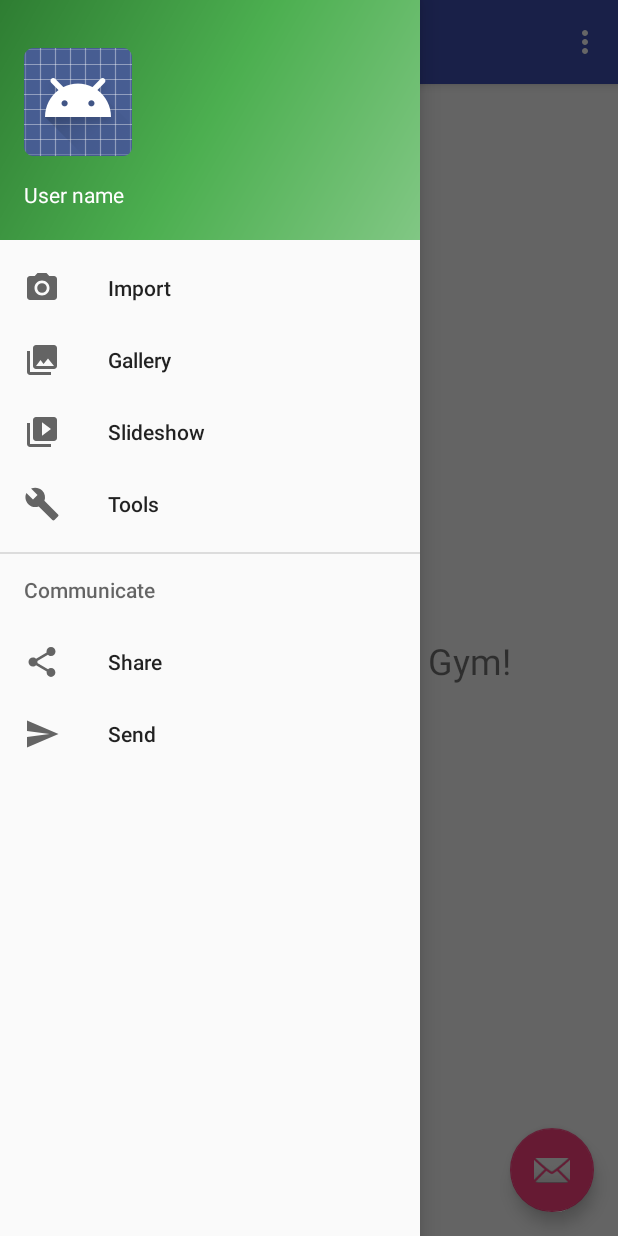
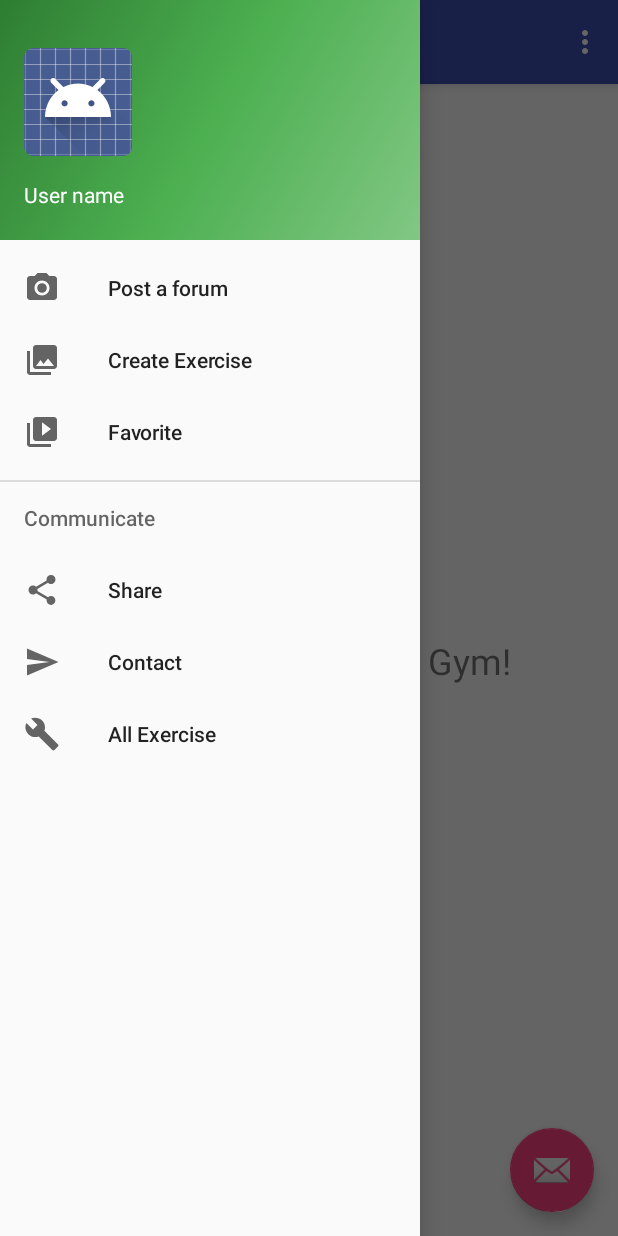
Before and after one commit to LuBrian/VirtualGym, an Android app: the screen it shows after launch (MainActivity), with the side drawer open, on a phone screen of 412 x 824 dp. Run offline under Robolectric (Android 15) with nearby library versions, the phone set to English and light mode, and no system bars.

Commit message:
action bar updated

```diff
--- a/VirtualGym/app/src/main/res/menu/activity_main_drawer.xml
+++ b/VirtualGym/app/src/main/res/menu/activity_main_drawer.xml
@@ -1,23 +1,20 @@
 <?xml version="1.0" encoding="utf-8"?>
-<menu xmlns:android="http://schemas.android.com/apk/res/android">
+<menu xmlns:app="http://schemas.android.com/apk/res-auto"
+    xmlns:android="http://schemas.android.com/apk/res/android">
 
     <group android:checkableBehavior="single">
         <item
             android:id="@+id/nav_camera"
             android:icon="@drawable/ic_menu_camera"
-            android:title="Import" />
+            android:title="Post a forum" />
         <item
             android:id="@+id/nav_gallery"
             android:icon="@drawable/ic_menu_gallery"
-            android:title="Gallery" />
+            android:title="Create Exercise" />
         <item
             android:id="@+id/nav_slideshow"
             android:icon="@drawable/ic_menu_slideshow"
-            android:title="Slideshow" />
-        <item
-            android:id="@+id/nav_manage"
-            android:icon="@drawable/ic_menu_manage"
-            android:title="Tools" />
+            android:title="Favorite" />
     </group>
 
     <item android:title="Communicate">
@@ -29,8 +26,12 @@
             <item
                 android:id="@+id/nav_send"
                 android:icon="@drawable/ic_menu_send"
-                android:title="Send" />
+                android:title="Contact" />
         </menu>
     </item>
+    <item
+        android:id="@+id/nav_manage"
+        android:icon="@drawable/ic_menu_manage"
+        android:title="All Exercise" />
 
 </menu>
--- a/VirtualGym/app/src/main/res/menu/main.xml
+++ b/VirtualGym/app/src/main/res/menu/main.xml
@@ -4,6 +4,6 @@
     <item
         android:id="@+id/action_settings"
         android:orderInCategory="100"
-        android:title="@string/action_settings"
+        android:title="@string/action_Search"
         app:showAsAction="never" />
 </menu>
--- a/VirtualGym/app/src/main/res/values/strings.xml
+++ b/VirtualGym/app/src/main/res/values/strings.xml
@@ -4,5 +4,5 @@
     <string name="navigation_drawer_open">Open navigation drawer</string>
     <string name="navigation_drawer_close">Close navigation drawer</string>
 
-    <string name="action_settings">Settings</string>
+    <string name="action_Search">Search</string>
 </resources>
```
